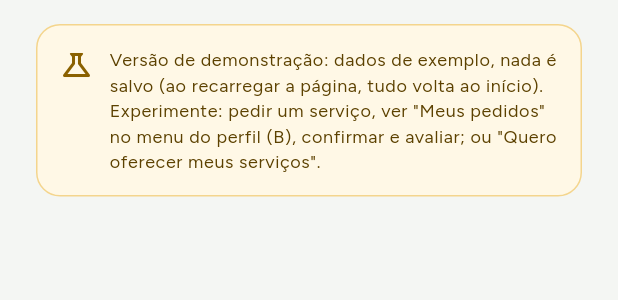
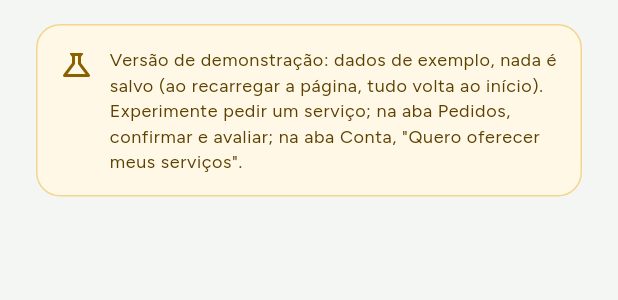
Before and after one commit to brunohomefy/homefy, a Flutter app: the _FaixaDemo widget shown alone on an empty page, opened directly, on a phone screen of 412 x 824 dp. Shown: the top 300 px of the screen. Run offline on Flutter 3.47's test engine with Material 3 defaults, Android fonts, the phone set to English and light mode, and no system bars; our stand-ins replace cloud_firestore, firebase_auth, firebase_core, go_router, google_fonts; accounts and stored records are empty.

Commit message:
Títulos maiores no topo das telas; textos da demo para a nova navegação
Co-Authored-By: Claude Opus 5.5 <noreply@anthropic.com>
Claude-Session: https://claude.ai/code/session_01AcjNN687vjdPzPmZMd9NB9

```diff
--- a/lib/screens/home_screen.dart
+++ b/lib/screens/home_screen.dart
@@ -134,7 +134,7 @@ class _VitrineAbaState extends State<VitrineAba> with AutomaticKeepAliveClientMi
         children: [
           Expanded(
             child: Text(
-              _categoria?.rotulo ?? 'Serviços disponíveis',
+              _categoria?.rotulo ?? 'Serviços em Caruaru',
               style: t.titleLarge,
             ),
           ),
@@ -927,8 +927,8 @@ class _FaixaDemo extends StatelessWidget {
           Expanded(
             child: Text(
               'Versão de demonstração: dados de exemplo, nada é salvo (ao recarregar a página, tudo volta ao início). '
-              'Experimente: pedir um serviço, ver "Meus pedidos" no menu do perfil (B), confirmar e avaliar; '
-              'ou "Quero oferecer meus serviços".',
+              'Experimente pedir um serviço; na aba Pedidos, confirmar e avaliar; na aba Conta, '
+              '"Quero oferecer meus serviços".',
               style: t.bodySmall?.copyWith(color: const Color(0xFF5C4100), height: 1.4),
             ),
           ),
--- a/lib/theme/homefy_theme.dart
+++ b/lib/theme/homefy_theme.dart
@@ -153,7 +153,7 @@ ThemeData buildHomefyTheme() {
       foregroundColor: HomefyColors.text,
       elevation: 0,
       scrolledUnderElevation: 0.5,
-      titleTextStyle: textTheme.titleLarge,
+      titleTextStyle: textTheme.titleLarge?.copyWith(fontSize: 22, letterSpacing: -0.4),
     ),
     navigationBarTheme: NavigationBarThemeData(
       backgroundColor: HomefyColors.surface,
```
